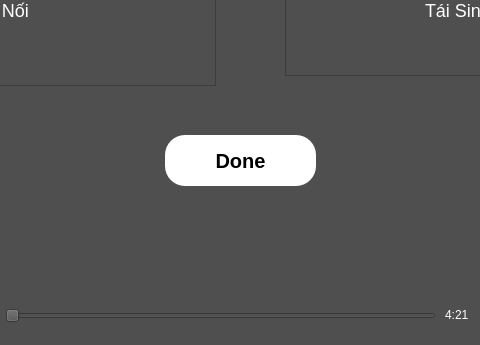
First picture: the form in ui/home.ui, repository RonneyJR/python-app, before the edit; both pictures show x 345 to 825 and y 375 to 720 of the 1080 by 720 pixel window.
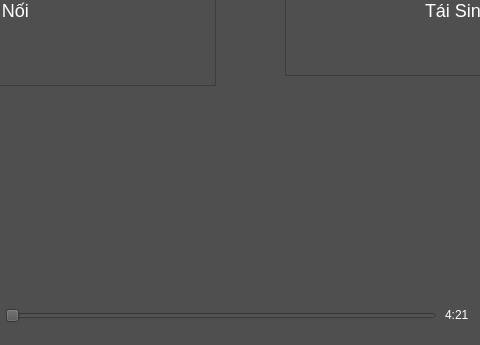
Second picture: the form after the edit. The open tabs and pages were chosen to show the change. Icons and pictures are not drawn.

```diff
--- a/ui/home.ui
+++ b/ui/home.ui
@@ -1195,28 +1195,6 @@
       <enum>QFrame::Shadow::Raised</enum>
      </property>
     </widget>
-    <widget class="QPushButton" name="pushButton_12">
-     <property name="geometry">
-      <rect>
-       <x>370</x>
-       <y>450</y>
-       <width>151</width>
-       <height>51</height>
-      </rect>
-     </property>
-     <property name="styleSheet">
-      <string notr="true"> background-color: white;
-    color: black;
-    border: none;
-    border-radius: 20px;
-    padding: 10px;
-    font-weight: bold;
-    font-size: 20px;</string>
-     </property>
-     <property name="text">
-      <string>Done</string>
-     </property>
-    </widget>
     <widget class="QLabel" name="label_61">
      <property name="geometry">
       <rect>
```
Left out of the diff: 23 changed lines with no effect on the pictures.
